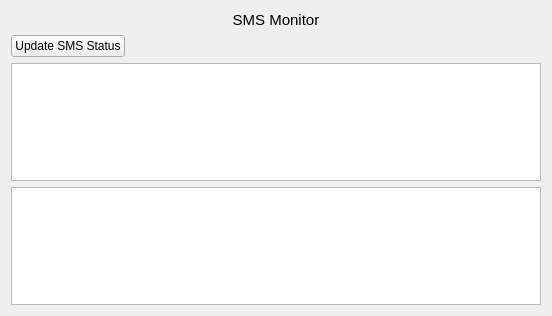
This is src/plugins/sms_monitor/sms_monitor_widget.ui in cemc-oper/nwpc-monitor-app as Qt 5 draws it before an edit. The edited form follows.
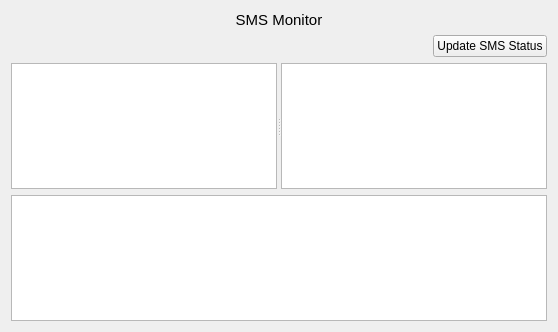
This is the edited form.

Commit message: Add tree views in widget.

Diff of the .ui file:
```diff
--- a/src/plugins/sms_monitor/sms_monitor_widget.ui
+++ b/src/plugins/sms_monitor/sms_monitor_widget.ui
@@ -6,49 +6,15 @@
    <rect>
     <x>0</x>
     <y>0</y>
-    <width>552</width>
-    <height>316</height>
+    <width>558</width>
+    <height>332</height>
    </rect>
   </property>
   <property name="windowTitle">
    <string>Form</string>
   </property>
   <layout class="QGridLayout" name="gridLayout">
-   <item row="1" column="0">
-    <widget class="QPushButton" name="update_sms_staus_button">
-     <property name="text">
-      <string>Update SMS Status</string>
-     </property>
-    </widget>
-   </item>
-   <item row="1" column="1">
-    <spacer name="horizontalSpacer">
-     <property name="orientation">
-      <enum>Qt::Horizontal</enum>
-     </property>
-     <property name="sizeHint" stdset="0">
-      <size>
-       <width>415</width>
-       <height>20</height>
-      </size>
-     </property>
-    </spacer>
-   </item>
-   <item row="2" column="0" colspan="2">
-    <widget class="QTextEdit" name="output_text_edit">
-     <property name="readOnly">
-      <bool>true</bool>
-     </property>
-    </widget>
-   </item>
-   <item row="3" column="0" colspan="2">
-    <widget class="QTextEdit" name="error_text_edit">
-     <property name="readOnly">
-      <bool>true</bool>
-     </property>
-    </widget>
-   </item>
-   <item row="0" column="0" colspan="2">
+   <item row="0" column="0">
     <widget class="QLabel" name="label">
      <property name="text">
       <string>&lt;html&gt;&lt;head/&gt;&lt;body&gt;&lt;p&gt;&lt;span style=&quot; font-size:11pt;&quot;&gt;SMS Monitor&lt;/span&gt;&lt;/p&gt;&lt;/body&gt;&lt;/html&gt;</string>
@@ -58,6 +24,46 @@
      </property>
     </widget>
    </item>
+   <item row="1" column="0">
+    <layout class="QHBoxLayout" name="horizontalLayout">
+     <item>
+      <spacer name="horizontalSpacer">
+       <property name="orientation">
+        <enum>Qt::Horizontal</enum>
+       </property>
+       <property name="sizeHint" stdset="0">
+        <size>
+         <width>328</width>
+         <height>20</height>
+        </size>
+       </property>
+      </spacer>
+     </item>
+     <item>
+      <widget class="QPushButton" name="update_sms_staus_button">
+       <property name="text">
+        <string>Update SMS Status</string>
+       </property>
+      </widget>
+     </item>
+    </layout>
+   </item>
+   <item row="2" column="0">
+    <widget class="QSplitter" name="splitter">
+     <property name="orientation">
+      <enum>Qt::Horizontal</enum>
+     </property>
+     <widget class="QTreeView" name="repo_tree_view"/>
+     <widget class="QTreeView" name="status_tree_view"/>
+    </widget>
+   </item>
+   <item row="3" column="0">
+    <widget class="QTextEdit" name="message_text_edit">
+     <property name="readOnly">
+      <bool>true</bool>
+     </property>
+    </widget>
+   </item>
   </layout>
  </widget>
  <resources/>
```
